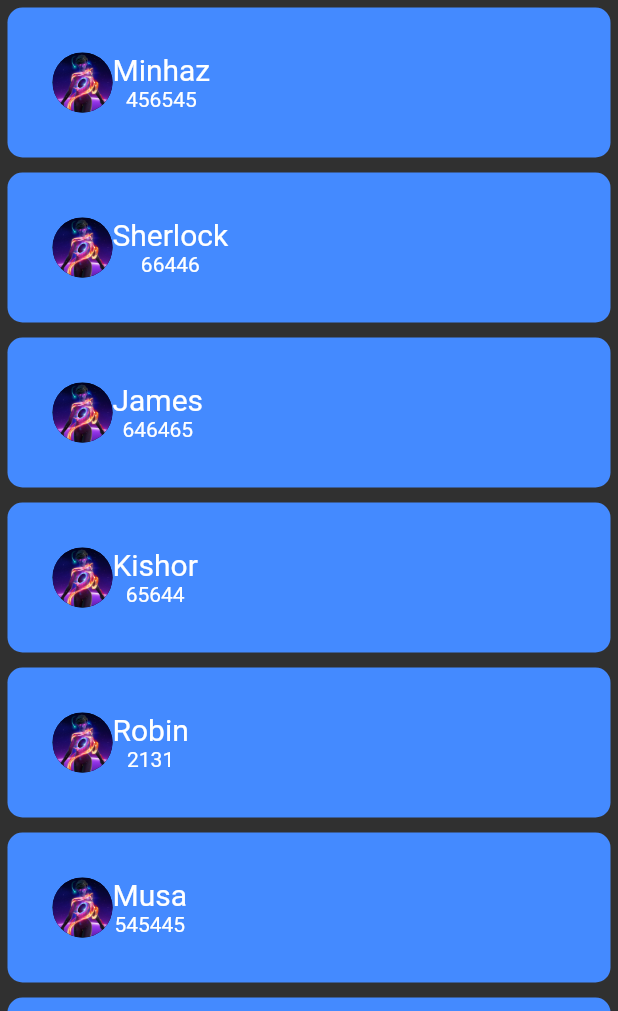
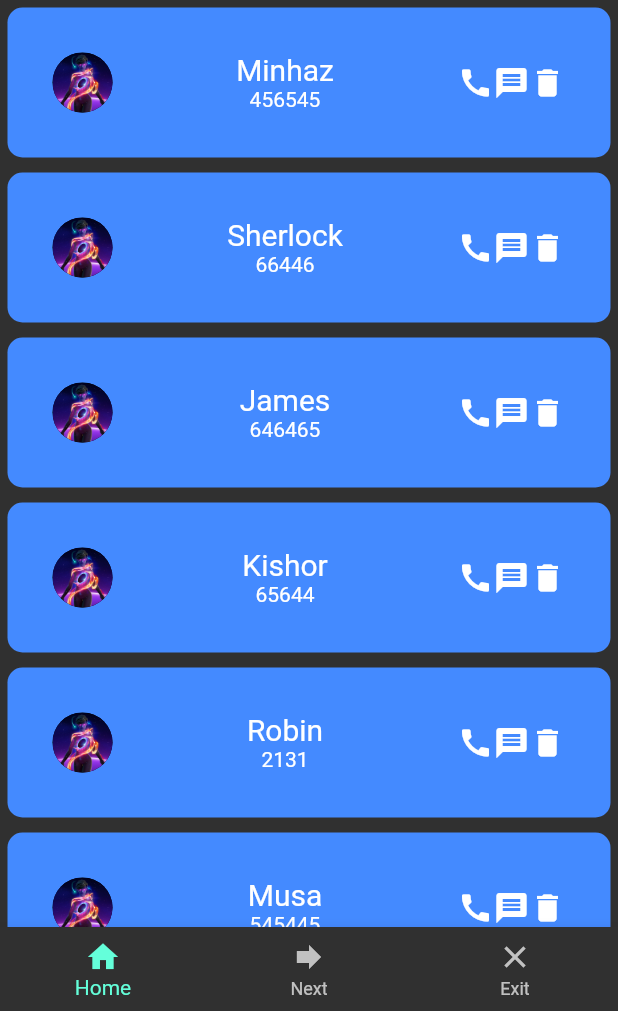
Before and after one commit to MiNHAZ-33/Flutter-Practice, a Flutter app: the screen it shows after launch, on a phone screen of 412 x 824 dp, the part 225-1236 px from its top. Run offline on Flutter 3.47's test engine with Material 2 defaults, Android fonts, the phone set to English and light mode, and no system bars.

Commit message:
Navigating to other pages is added

```diff
--- a/contact_screen/lib/main.dart
+++ b/contact_screen/lib/main.dart
@@ -1,3 +1,4 @@
+import 'package:contact_screen/sliversss.dart';
 import 'package:flutter/material.dart';
 
 void main() {
@@ -21,106 +22,57 @@ class MyApp extends StatelessWidget {
   }
 }
 
-class HomePage extends StatelessWidget {
+class HomePage extends StatefulWidget {
   HomePage({Key? key}) : super(key: key);
 
-  final List names = [
-    'Minhaz',
-    'Sherlock',
-    'James',
-    'Kishor',
-    'Robin',
-    'Musa',
-    'Goergina',
-    'Harry',
-    'Watson',
-    'Captain',
-    'Jack',
-    'Sparrow',
-    'Constatine',
-    'Lucifer',
-    'Joker',
-    'Richard'
+  @override
+  State<HomePage> createState() => _HomePageState();
+}
+
+class _HomePageState extends State<HomePage> {
+  final List pages = [
+    Home(),
+    Center(
+      child: Text(
+        'This is the next page',
+        style: TextStyle(fontSize: 40),
+      ),
+    ),
+    Center(
+      child: Text(
+        'This is the exit page',
+        style: TextStyle(fontSize: 40),
+      ),
+    )
   ];
-  final List id = [
-    '456545',
-    '66446',
-    '646465',
-    '65644',
-    '2131',
-    '545445',
-    '545545',
-    '78544',
-    '445785',
-    '54577',
-    '7447',
-    '4546512',
-    '852985',
-    '33154',
-    '66546',
-    '457858',
-    '5454'
-  ];
+
+  int currentIndex = 0;
 
   @override
   Widget build(BuildContext context) {
     return Scaffold(
-      body: CustomScrollView(
-        slivers: [
-          SliverAppBar(
-            expandedHeight: 150,
-            flexibleSpace: FlexibleSpaceBar(
-              title: const Text(
-                'Contacts',
-                style: TextStyle(
-                  fontSize: 24,
-                  fontWeight: FontWeight.bold,
-                  color: Colors.white,
-                ),
-              ),
-              background: Image.asset(
-                'assets/img/1.jpg',
-                fit: BoxFit.cover,
-              ),
-            ),
+      body: pages[currentIndex],
+      bottomNavigationBar: BottomNavigationBar(
+        items: [
+          BottomNavigationBarItem(
+            icon: Icon(Icons.home),
+            label: 'Home',
           ),
-          SliverList(
-            delegate: SliverChildBuilderDelegate(
-              (BuildContext contex, int index) {
-                return Container(
-                  height: 100,
-                  padding: EdgeInsets.all(30),
-                  margin: EdgeInsets.all(5),
-                  decoration: BoxDecoration(
-                    borderRadius: BorderRadius.circular(10),
-                    color: Colors.blueAccent,
-                  ),
-                  child: Row(
-                    mainAxisAlignment: MainAxisAlignment.start,
-                    children: [
-                      CircleAvatar(
-                        foregroundImage: AssetImage('assets/img/1.jpg'),
-                      ),
-                      Column(
-                        children: [
-                          Text(
-                            names[index],
-                            style: TextStyle(color: Colors.white, fontSize: 20),
-                          ),
-                          Text(
-                            id[index],
-                            style: TextStyle(color: Colors.white, fontSize: 14),
-                          )
-                        ],
-                      ),
-                    ],
-                  ),
-                );
-              },
-              childCount: names.length,
-            ),
+          BottomNavigationBarItem(
+            icon: Icon(Icons.forward),
+            label: 'Next',
+          ),
+          BottomNavigationBarItem(
+            icon: Icon(Icons.close),
+            label: 'Exit',
           ),
         ],
+        currentIndex: currentIndex,
+        onTap: (index) {
+          setState(() {
+            currentIndex = index;
+          });
+        },
       ),
     );
   }
--- /dev/null
+++ b/contact_screen/lib/sliversss.dart
@@ -0,0 +1,114 @@
+import 'package:flutter/material.dart';
+
+class Home extends StatelessWidget {
+  Home({Key? key}) : super(key: key);
+
+  final List names = [
+    'Minhaz',
+    'Sherlock',
+    'James',
+    'Kishor',
+    'Robin',
+    'Musa',
+    'Goergina',
+    'Harry',
+    'Watson',
+    'Captain',
+    'Jack',
+    'Sparrow',
+    'Constatine',
+    'Lucifer',
+    'Joker',
+    'Richard'
+  ];
+
+  final List id = [
+    '456545',
+    '66446',
+    '646465',
+    '65644',
+    '2131',
+    '545445',
+    '545545',
+    '78544',
+    '445785',
+    '54577',
+    '7447',
+    '4546512',
+    '852985',
+    '33154',
+    '66546',
+    '457858',
+    '5454'
+  ];
+
+  @override
+  Widget build(BuildContext context) {
+    return CustomScrollView(
+      slivers: [
+        SliverAppBar(
+          expandedHeight: 150,
+          flexibleSpace: FlexibleSpaceBar(
+            title: const Text(
+              'Contacts',
+              style: TextStyle(
+                fontSize: 24,
+                fontWeight: FontWeight.bold,
+                color: Colors.white,
+              ),
+            ),
+            background: Image.asset(
+              'assets/img/1.jpg',
+              fit: BoxFit.cover,
+            ),
+          ),
+        ),
+        SliverList(
+          delegate: SliverChildBuilderDelegate(
+            (BuildContext contex, int index) {
+              return Container(
+                height: 100,
+                padding: EdgeInsets.all(30),
+                margin: EdgeInsets.all(5),
+                decoration: BoxDecoration(
+                  borderRadius: BorderRadius.circular(10),
+                  color: Colors.blueAccent,
+                ),
+                child: Row(
+                  mainAxisAlignment: MainAxisAlignment.start,
+                  children: [
+                    CircleAvatar(
+                      foregroundImage: AssetImage('assets/img/1.jpg'),
+                    ),
+                    Spacer(),
+                    Column(
+                      children: [
+                        Text(
+                          names[index],
+                          style: TextStyle(color: Colors.white, fontSize: 20),
+                        ),
+                        Text(
+                          id[index],
+                          style: TextStyle(color: Colors.white, fontSize: 14),
+                        )
+                      ],
+                    ),
+                    Spacer(),
+                    Row(
+                      children: [
+                        Icon(Icons.call),
+                        Icon(Icons.message),
+                        Icon(Icons.delete)
+                      ],
+                    )
+                  ],
+                ),
+              );
+            },
+            childCount: names.length,
+          ),
+        ),
+      ],
+    );
+  }
+}
```
